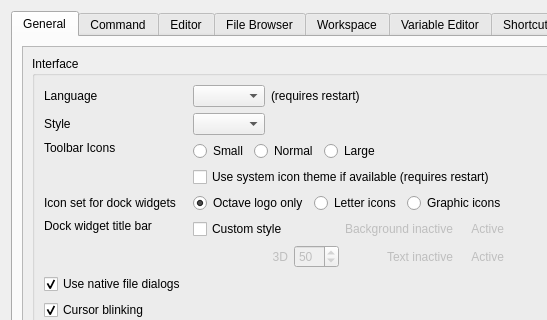
Before: the Qt Designer form libgui/src/settings-dialog.ui in ctaggart/octave, drawn with Qt 5; both pictures show x 0 to 547 and y 0 to 320 of the 700 by 673 pixel window.
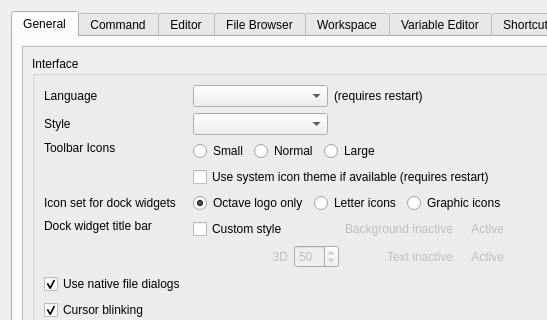
After: the same form once the commit is applied.

Commit message: settings-dialog.ui: make dropdown widths expanding for long strings (bug #55899)

The edit to the form file:
```diff
--- a/libgui/src/settings-dialog.ui
+++ b/libgui/src/settings-dialog.ui
@@ -52,8 +52,8 @@
            <rect>
             <x>0</x>
             <y>0</y>
-            <width>658</width>
-            <height>571</height>
+            <width>617</width>
+            <height>575</height>
            </rect>
           </property>
           <layout class="QVBoxLayout" name="verticalLayout_17">
@@ -69,6 +69,12 @@
                  <layout class="QHBoxLayout" name="horizontalLayout_8">
                   <item>
                    <widget class="QComboBox" name="comboBox_language">
+                    <property name="minimumSize">
+                     <size>
+                      <width>135</width>
+                      <height>0</height>
+                     </size>
+                    </property>
                     <property name="insertPolicy">
                      <enum>QComboBox::InsertAtBottom</enum>
                     </property>
@@ -425,7 +431,14 @@
                 <item row="2" column="1">
                  <layout class="QHBoxLayout" name="horizontalLayout_17">
                   <item>
-                   <widget class="QComboBox" name="combo_styles"/>
+                   <widget class="QComboBox" name="combo_styles">
+                    <property name="minimumSize">
+                     <size>
+                      <width>135</width>
+                      <height>0</height>
+                     </size>
+                    </property>
+                   </widget>
                   </item>
                   <item>
                    <spacer name="horizontalSpacer">
```
Left out of the diff: 28 changed lines with no effect on the pictures.
